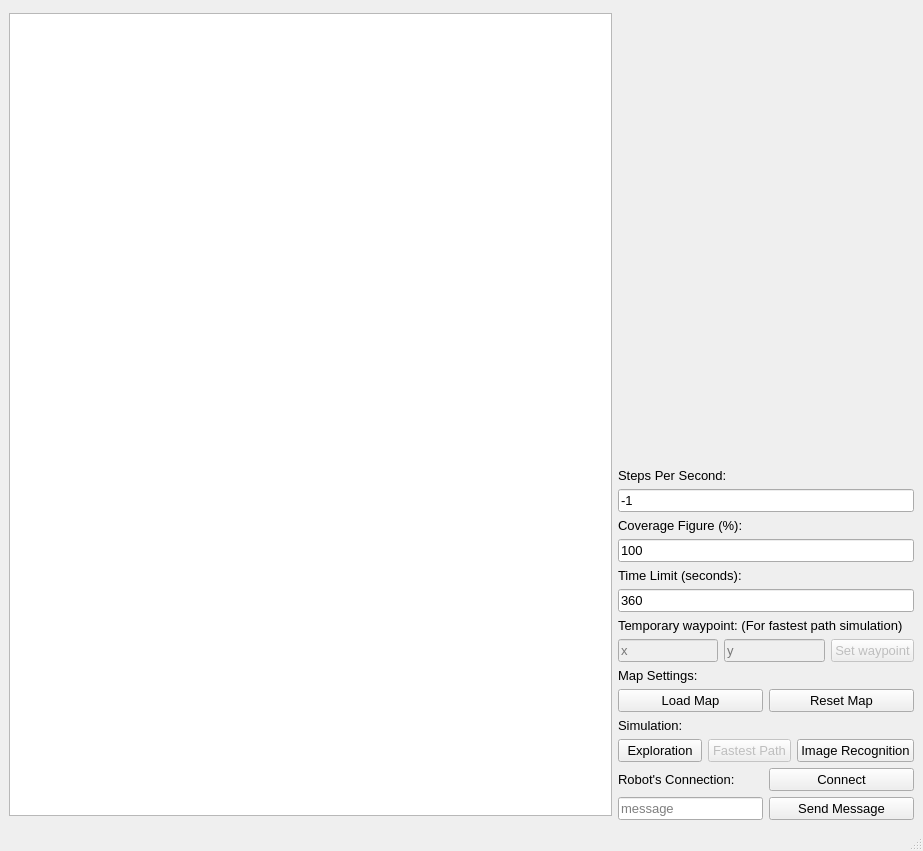
Qt form src/ui/mainwindow.ui (Muhazerin/mdp-algorithm) before a commit.
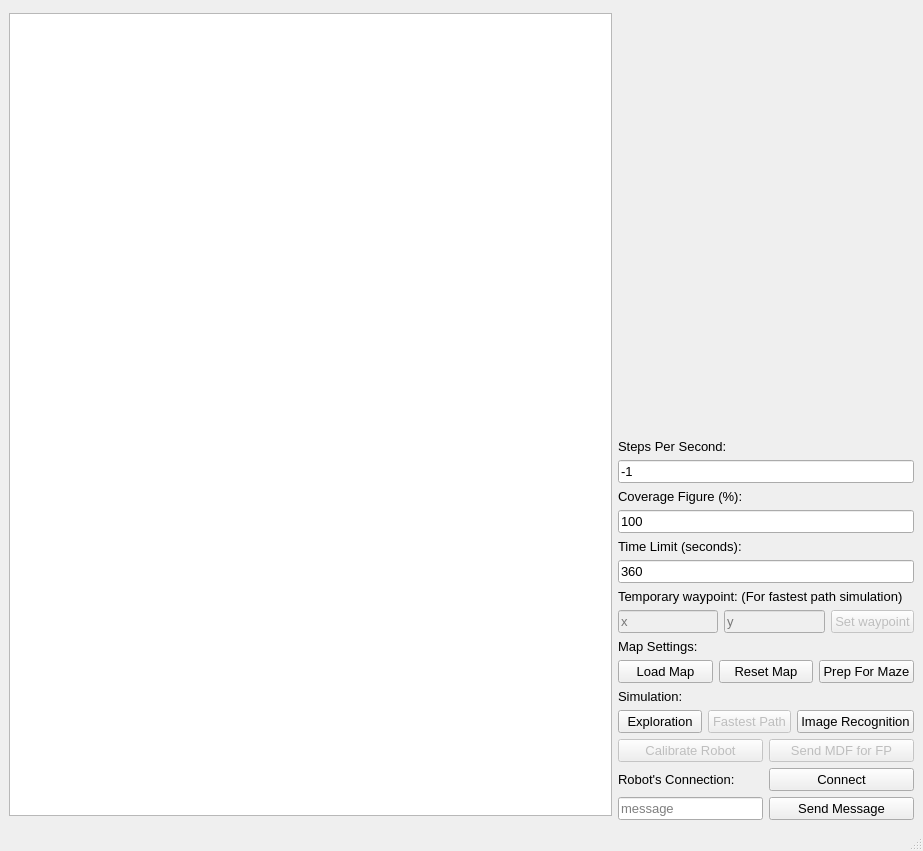
The same form after that commit.

```diff
--- a/src/ui/mainwindow.ui
+++ b/src/ui/mainwindow.ui
@@ -215,6 +215,13 @@
           </property>
          </widget>
         </item>
+        <item>
+         <widget class="QPushButton" name="btnPrepForMaze">
+          <property name="text">
+           <string>Prep For Maze</string>
+          </property>
+         </widget>
+        </item>
        </layout>
       </item>
       <item>
@@ -282,6 +289,30 @@
         </item>
        </layout>
       </item>
+      <item>
+       <layout class="QHBoxLayout" name="horizontalLayout_2">
+        <item>
+         <widget class="QPushButton" name="btnCalibrate">
+          <property name="enabled">
+           <bool>false</bool>
+          </property>
+          <property name="text">
+           <string>Calibrate Robot</string>
+          </property>
+         </widget>
+        </item>
+        <item>
+         <widget class="QPushButton" name="btnSendMdfForFp">
+          <property name="enabled">
+           <bool>false</bool>
+          </property>
+          <property name="text">
+           <string>Send MDF for FP</string>
+          </property>
+         </widget>
+        </item>
+       </layout>
+      </item>
       <item>
        <layout class="QVBoxLayout" name="vlRobotConnection">
         <item>
```
